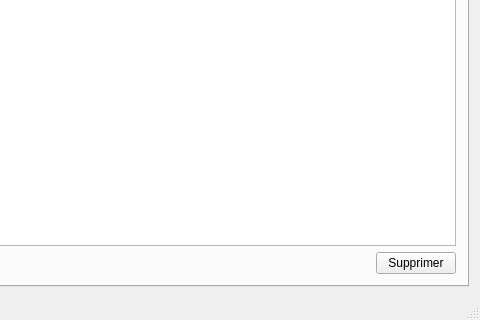
Above: TP_QT/mainwindow.ui from MaxenceRobin/TP_QT_2 before the change; both pictures show x 320 to 800 and y 280 to 600 of the 800 by 600 pixel window. Below: the same form after it.
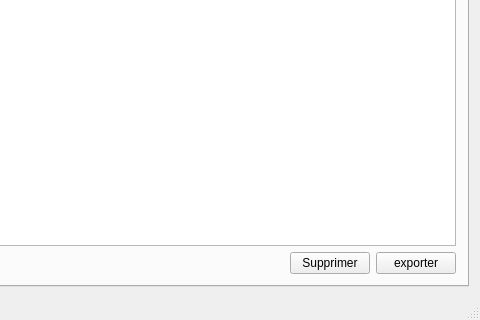
That is the form after the change. Icons and pictures are not drawn.

Patch:
```diff
--- a/TP_QT/mainwindow.ui
+++ b/TP_QT/mainwindow.ui
@@ -274,6 +274,13 @@
               </property>
              </widget>
             </item>
+            <item>
+             <widget class="QPushButton" name="exportClientButton">
+              <property name="text">
+               <string>exporter</string>
+              </property>
+             </widget>
+            </item>
            </layout>
           </item>
          </layout>
```
Left out of the diff: 25 changed lines with no effect on the pictures.
